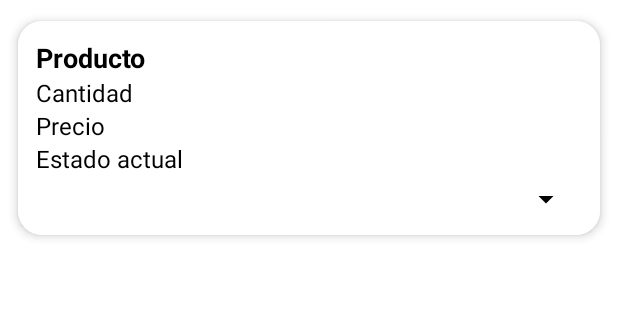
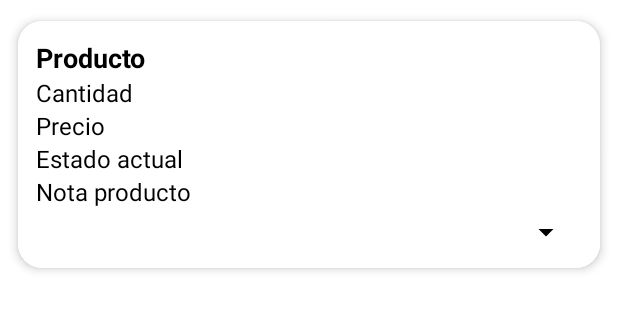
Before and after one commit to hugoo0605/BugBusters, an Android app built with Jetpack Compose: the layout item_producto.xml on its own in the app's theme, with its tools: preview values and no code run, on a phone screen of 412 x 824 dp. Shown: the top 311 px of the screen. Run offline under Robolectric (Android 15) with nearby library versions, the phone set to English and light mode, and no system bars.

Commit message:
Mostrar notas en los items de los pedidos

```diff
--- a/app/src/main/java/com/bugbusters/staff/activities/GenerarCuentaActivity.kt
+++ b/app/src/main/java/com/bugbusters/staff/activities/GenerarCuentaActivity.kt
@@ -25,7 +25,7 @@ class GenerarCuentaActivity : AppCompatActivity() {
         super.onCreate(savedInstanceState)
         setContentView(R.layout.activity_generar_cuenta)
 
-        inputMesaId = findViewById(R.id.inputPedidoId) // si quieres, renómbralo a inputMesaId
+        inputMesaId = findViewById(R.id.inputPedidoId)
         generarFacturaBtn = findViewById(R.id.generarFacturaBtn)
         facturaResultado = findViewById(R.id.facturaResultado)
 
@@ -67,7 +67,6 @@ class GenerarCuentaActivity : AppCompatActivity() {
 
     @SuppressLint("SetTextI18n")
     private fun mostrarFactura(factura: FacturaDTO) {
-        // Ahora factura.pedidoIds es una List<Long>, imprimimos los IDs de los pedidos:
         val pedidosStr = factura.pedidoIds.joinToString(", ")
         facturaResultado.text = """
             ✅ Factura Generada
--- a/app/src/main/java/com/bugbusters/staff/adapters/ItemPedidoAdapter.kt
+++ b/app/src/main/java/com/bugbusters/staff/adapters/ItemPedidoAdapter.kt
@@ -27,12 +27,12 @@ class ItemPedidoAdapter(
     override fun onBindViewHolder(holder: ItemViewHolder, position: Int) {
         val item = items[position]
         val context = holder.binding.root.context
-
+        val notaMostrada = if (item.notas.isNullOrBlank()) "Sin notas" else item.notas
         holder.binding.tvNombreProducto.text = item.nombreProducto
         holder.binding.tvCantidad.text = "Cantidad: ${item.cantidad}"
         holder.binding.tvPrecio.text = "Precio: ${item.precioUnitario}€"
         holder.binding.tvEstadoActual.text = "Estado actual: ${item.estado}"
-
+        holder.binding.tvNota.text = "Nota: $notaMostrada"
         val spinnerAdapter = ArrayAdapter(context, android.R.layout.simple_spinner_item, estados)
         spinnerAdapter.setDropDownViewResource(android.R.layout.simple_spinner_dropdown_item)
         holder.binding.spinnerEstado.adapter = spinnerAdapter
--- a/app/src/main/res/layout/item_producto.xml
+++ b/app/src/main/res/layout/item_producto.xml
@@ -48,6 +48,14 @@
             android:textSize="16sp"
             android:textColor="@color/texto_tarjeta" />
 
+        <TextView
+            android:id="@+id/tvNota"
+            android:layout_width="wrap_content"
+            android:layout_height="wrap_content"
+            android:text="Nota producto"
+            android:textSize="16sp"
+            android:textColor="@color/texto_tarjeta" />
+
         <Spinner
             android:id="@+id/spinnerEstado"
             android:layout_width="match_parent"
```
